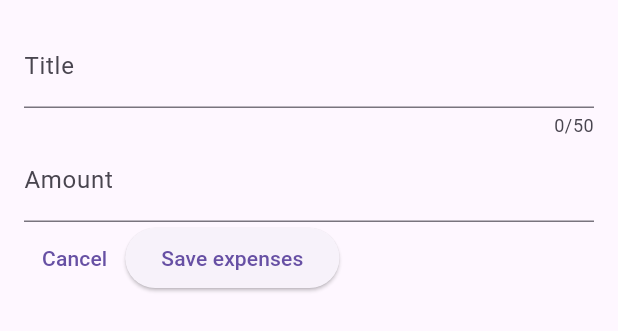
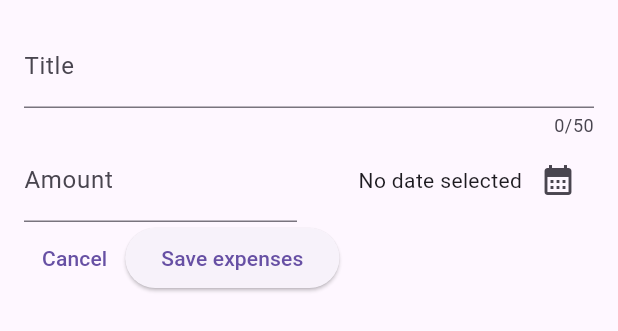
Before and after one commit to juanpabloCamus/expense_tracker_app, a Flutter app: the NewExpense widget shown alone on an empty page, opened directly, on a phone screen of 412 x 824 dp. Shown: the top 331 px of the screen. Run offline on Flutter 3.47's test engine with Material 2 defaults, Android fonts, the phone set to English and light mode, and no system bars.

Commit message:
add date picekr

```diff
--- a/lib/widgets/new_expense.dart
+++ b/lib/widgets/new_expense.dart
@@ -1,4 +1,5 @@
 import 'package:flutter/material.dart';
+import 'package:expense_tracker_app/models/expense.dart';
 
 class NewExpense extends StatefulWidget {
   const NewExpense({super.key});
@@ -12,14 +13,32 @@ class NewExpense extends StatefulWidget {
 class _NewExpenseState extends State<NewExpense> {
   final _titleController = TextEditingController();
   final _amountController = TextEditingController();
+  DateTime? _selectedDate;
 
-  void handleSubmit() {
+  void _handleSubmit() {
     print(_titleController.text);
     print(_amountController.text);
   }
 
-  void closeModal() {
+  void _closeModal() {
     Navigator.pop(context);
+  }
+
+  void _openDatePicker() async {
+    final now = DateTime.now();
+    final firstDate = DateTime(now.year - 1, now.month, now.day);
+    final DateTime? pickedDate;
+
+    pickedDate = await showDatePicker(
+      context: context,
+      initialDate: now,
+      firstDate: firstDate,
+      lastDate: now,
+    );
+
+    setState(() {
+      _selectedDate = pickedDate;
+    });
   }
 
   @override
@@ -40,20 +59,45 @@ class _NewExpenseState extends State<NewExpense> {
             maxLength: 50,
             decoration: const InputDecoration(label: Text('Title')),
           ),
-          TextField(
-            controller: _amountController,
-            decoration:
-                const InputDecoration(label: Text('Amount'), prefixText: '\$ '),
-            keyboardType: TextInputType.number,
+          Row(
+            children: [
+              Expanded(
+                child: TextField(
+                  controller: _amountController,
+                  decoration: const InputDecoration(
+                    label: Text('Amount'),
+                    prefixText: '\$ ',
+                  ),
+                  keyboardType: TextInputType.number,
+                ),
+              ),
+              const SizedBox(
+                width: 16,
+              ),
+              Expanded(
+                child: Row(
+                  mainAxisAlignment: MainAxisAlignment.end,
+                  crossAxisAlignment: CrossAxisAlignment.center,
+                  children: [
+                    Text(_selectedDate == null
+                        ? 'No date selected'
+                        : formatter.format(_selectedDate!)),
+                    IconButton(
+                        onPressed: _openDatePicker,
+                        icon: const Icon(Icons.calendar_month)),
+                  ],
+                ),
+              )
+            ],
           ),
           Row(
             children: [
               TextButton(
-                onPressed: closeModal,
+                onPressed: _closeModal,
                 child: const Text('Cancel'),
               ),
               ElevatedButton(
-                onPressed: handleSubmit,
+                onPressed: _handleSubmit,
                 child: const Text('Save expenses'),
               ),
             ],
```
